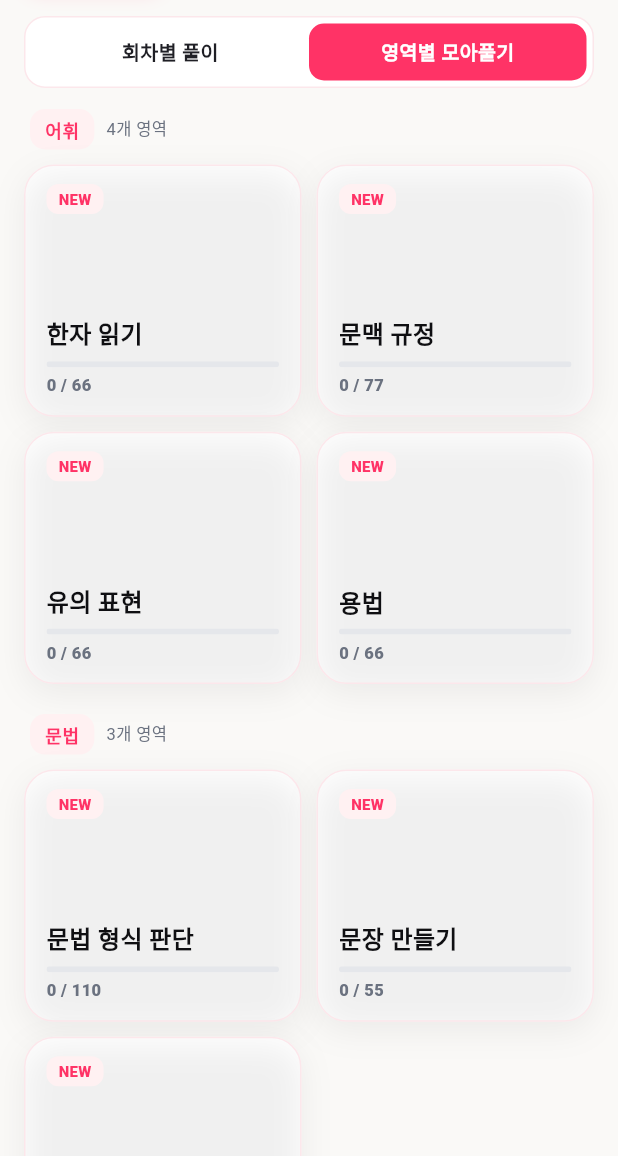
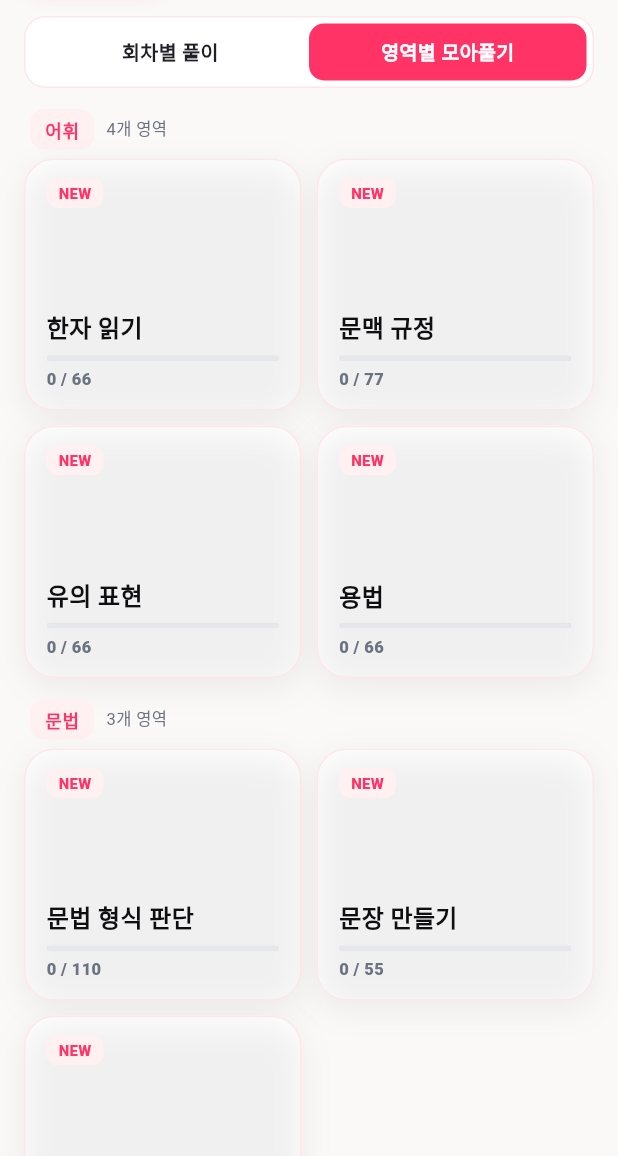
Before and after one commit to CobyApp/jlpt-app, a Flutter app: the screen it shows after launch, after a tap on "영역별 모아풀기", on a phone screen of 412 x 824 dp, the part 80-1236 px from its top. Run offline on Flutter 3.47's test engine with Material 3 defaults, Android fonts, the phone set to English and light mode, and no system bars; our stand-ins replace go_router, just_audio, shared_preferences.

Commit message:
ui: 영역별 탭 — 그룹 라벨 → 카드 그리드 간격 축소
홈 영역별 탭에서 어휘 / 문법 / 독해 / 청해 그룹 라벨과 카드 그리드 사이가
너무 멀어 보이던 문제:

- 라벨 Padding(bottom: 10) → 6
- 그룹 사이 Padding(bottom: 20) → 14

전체적으로 정보 밀도가 좀 더 올라가서 한 화면에 더 많이 보임.

Co-Authored-By: Claude Opus 4.7 (1M context) <noreply@anthropic.com>

```diff
--- a/lib/views/home_page.dart
+++ b/lib/views/home_page.dart
@@ -537,12 +537,12 @@ class _HomePageState extends State<HomePage> with SingleTickerProviderStateMixin
         final groupColor = isListen ? listeningPrimary : brandPrimary;
         final groupSoft = isListen ? listeningSurface : brandSurface;
         return Padding(
-          padding: const EdgeInsets.only(bottom: 20),
+          padding: const EdgeInsets.only(bottom: 14),
           child: Column(
             crossAxisAlignment: CrossAxisAlignment.start,
             children: [
               Padding(
-                padding: const EdgeInsets.only(left: 4, bottom: 10),
+                padding: const EdgeInsets.only(left: 4, bottom: 6),
                 child: Row(
                   children: [
                     Container(
```
